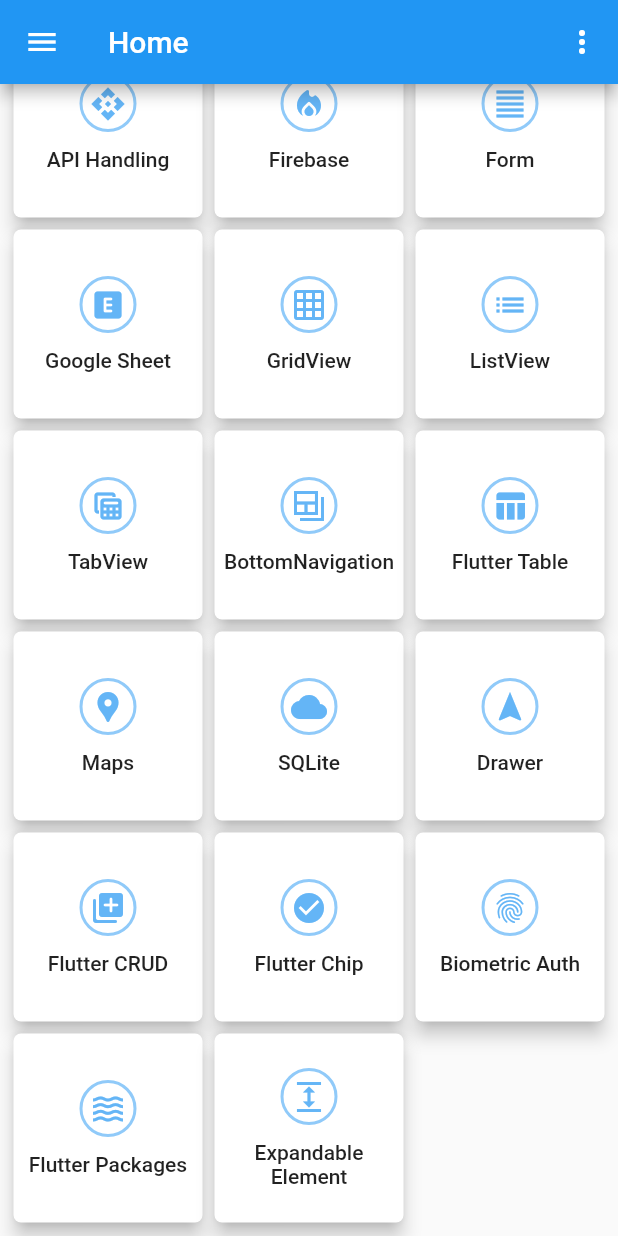
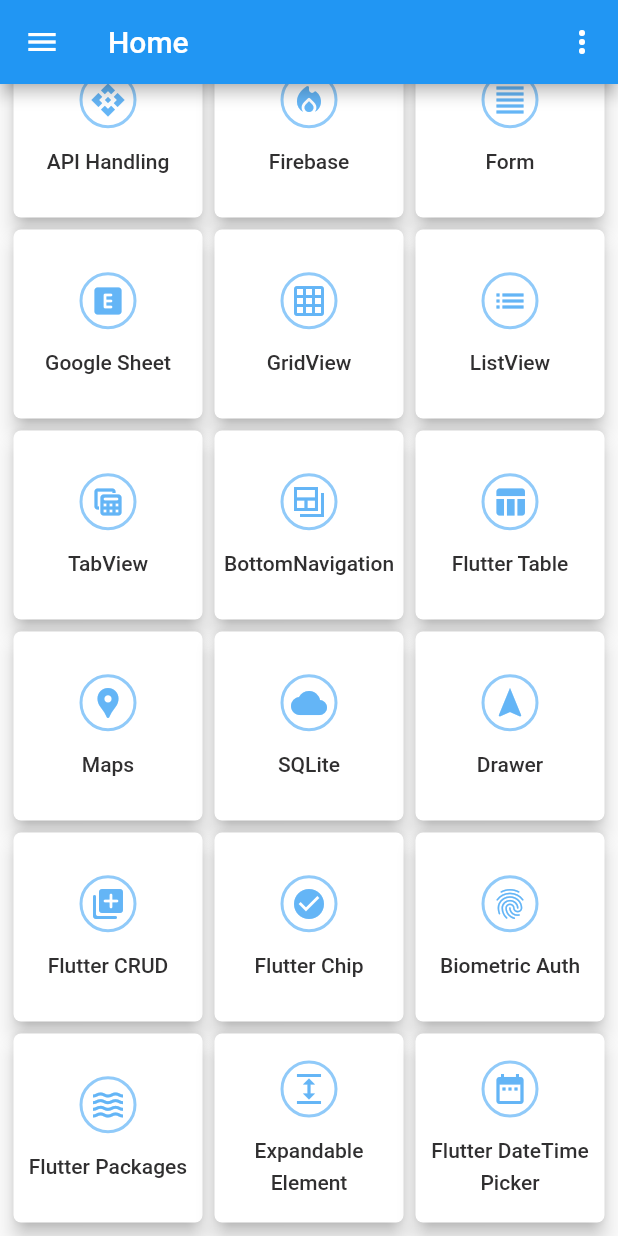
Before and after one commit to ruhulmath08/flutter_a2z, a Flutter app: the HomeScreen screen opened by its route, scrolled down 314 dp, on a phone screen of 412 x 824 dp. Run offline on Flutter 3.47's test engine with Material 2 defaults, Android fonts, the phone set to English and light mode, and no system bars; our stand-ins replace flutter_speed_dial, local_auth, toast; missing offline and left inert: flutter_reaction_button, flutter_syntax_view, giffy_dialog, rotated_corner_decoration.

Commit message:
add flutter date_time_picker

```diff
--- a/lib/models/home_card_item.dart
+++ b/lib/models/home_card_item.dart
@@ -129,6 +129,11 @@
         EXPANDABLE_ELEMENT_SCREEN_TITLE,
         Icons.expand,
       ),
+      HomeCardItem(
+        24,
+        FLUTTER_DATETIME_PICKER_SCREEN_TITLE,
+        Icons.date_range,
+      ),
     ];
   }
 }
--- a/lib/routing/router.dart
+++ b/lib/routing/router.dart
@@ -27,6 +27,11 @@
 import 'package:flutter_a2z/screens/flutter_widgets/cards/card_with_top_circle/card_with_top_circle.dart';
 import 'package:flutter_a2z/screens/flutter_widgets/cards/flutter_card.dart';
 import 'package:flutter_a2z/screens/flutter_widgets/cards/flutter_flip_card/flutter_flip_card.dart';
+import 'package:flutter_a2z/screens/flutter_widgets/datetime_picker/date_picker/date_picker.dart';
+import 'package:flutter_a2z/screens/flutter_widgets/datetime_picker/date_range_picker/date_range_picker.dart';
+import 'package:flutter_a2z/screens/flutter_widgets/datetime_picker/date_time_picker/date_time_picker.dart';
+import 'package:flutter_a2z/screens/flutter_widgets/datetime_picker/flutter_date_time_picker.dart';
+import 'package:flutter_a2z/screens/flutter_widgets/datetime_picker/time_picker/time_picker.dart';
 import 'package:flutter_a2z/screens/flutter_widgets/expandable_element/expandable_element.dart';
 import 'package:flutter_a2z/screens/flutter_widgets/expandable_element/expansion_tile/expansion_tile.dart';
 import 'package:flutter_a2z/screens/flutter_widgets/flutter_chip_all/flutter_chip_all.dart';
@@ -364,7 +369,7 @@
     /*----------------------------------- ExpandableElement : End ----------------------------------*/
 
     /*----------------------------------- FlutterTable : Start ----------------------------------*/
-  //FlutterTable
+    //FlutterTable
     case FLUTTER_TABLE_SCREEN_ROUTE:
       return MaterialPageRoute(
         builder: (context) => const FlutterTable(
@@ -372,7 +377,7 @@
         ),
       );
 
-  //FlutterDataTable'
+    //FlutterDataTable'
     case FLUTTER_DATA_TABLE_SCREEN_ROUTE:
       return MaterialPageRoute(
         builder: (context) => const MyDataTable(
@@ -380,14 +385,57 @@
         ),
       );
 
-  //TableWithPagination
+    //TableWithPagination
     case TABLE_WITH_PAGINATION_SCREEN_ROUTE:
       return MaterialPageRoute(
         builder: (context) => const TableWithPagination(
           title: TABLE_WITH_PAGINATION_SCREEN_TITLE,
         ),
       );
-   /*------------------------------------ FlutterTable : End -----------------------------------*/
+    /*------------------------------------ FlutterTable : End -----------------------------------*/
+
+    /*----------------------------------- DateTimePicker : Start ----------------------------------*/
+    //flutterDateTime picker
+    case FLUTTER_DATETIME_PICKER_SCREEN_ROUTE:
+      return MaterialPageRoute(
+        builder: (context) => const FlutterDateTimePicker(
+          title: FLUTTER_DATETIME_PICKER_SCREEN_TITLE,
+        ),
+      );
+
+    //datePicker
+    case MY_DATE_PICKER_SCREEN_ROUTE:
+      return MaterialPageRoute(
+        builder: (context) => const MyDatePicker(
+          title: MY_DATE_PICKER_SCREEN_TITLE,
+        ),
+      );
+
+    //timePicker
+    case MY_TIME_PICKER_SCREEN_ROUTE:
+      return MaterialPageRoute(
+        builder: (context) => const MyTimePicker(
+          title: MY_TIME_PICKER_SCREEN_TITLE,
+        ),
+      );
+
+    //dateTimePicker
+    case DATETIME_PICKER_SCREEN_ROUTE:
+      return MaterialPageRoute(
+        builder: (context) => const MyDateTimePicker(
+          title: DATETIME_PICKER_SCREEN_TITLE,
+        ),
+      );
+
+    //dateRangePicker
+    case DATE_RANGE_PICKER_SCREEN_ROUTE:
+      return MaterialPageRoute(
+        builder: (context) => const MyDateRangePicker(
+          title: DATE_RANGE_PICKER_SCREEN_TITLE,
+        ),
+      );
+    /*------------------------------------ DateTimePicker : End -----------------------------------*/
+
     default:
       return null;
       break;
--- a/lib/routing/routing_constants.dart
+++ b/lib/routing/routing_constants.dart
@@ -195,3 +195,25 @@
 const String TABLE_WITH_PAGINATION_SCREEN_ROUTE = '/table_with_pagination';
 const String TABLE_WITH_PAGINATION_SCREEN_TITLE = 'Table With Pagination';
 /*------------------------------------ FlutterTable : End -----------------------------------*/
+
+/*----------------------------------- DateTimePicker : Start ----------------------------------*/
+//myDateTime picker
+const String FLUTTER_DATETIME_PICKER_SCREEN_ROUTE = '/flutter_datetime_picker';
+const String FLUTTER_DATETIME_PICKER_SCREEN_TITLE = 'Flutter DateTime Picker';
+
+//datePicker
+const String MY_DATE_PICKER_SCREEN_ROUTE = '/my_datetime_picker';
+const String MY_DATE_PICKER_SCREEN_TITLE = 'DateTime Picker';
+
+//timePicker
+const String MY_TIME_PICKER_SCREEN_ROUTE = '/my_time_picker';
+const String MY_TIME_PICKER_SCREEN_TITLE = 'Time Picker';
+
+//dateTimePicker
+const String DATETIME_PICKER_SCREEN_ROUTE = '/datetime_picker';
+const String DATETIME_PICKER_SCREEN_TITLE = 'DateTime Picker';
+
+//dateRangePicker
+const String DATE_RANGE_PICKER_SCREEN_ROUTE = '/date_range_picker';
+const String DATE_RANGE_PICKER_SCREEN_TITLE = 'DateRange Picker';
+/*------------------------------------ DateTimePicker : End -----------------------------------*/
--- /dev/null
+++ b/lib/screens/flutter_widgets/datetime_picker/flutter_date_time_picker.dart
@@ -0,0 +1,54 @@
+import 'package:flutter/material.dart';
+import 'package:flutter_a2z/constants/constants.dart';
+import 'package:flutter_a2z/routing/routing_constants.dart';
+import 'package:intl/intl.dart';
+
+class FlutterDateTimePicker extends StatefulWidget {
+  final String title;
+
+  const FlutterDateTimePicker({Key key, this.title}) : super(key: key);
+
+  @override
+  _FlutterDateTimePickerState createState() => _FlutterDateTimePickerState();
+}
+
+class _FlutterDateTimePickerState extends State<FlutterDateTimePicker> {
+  @override
+  Widget build(BuildContext context) {
+    return Scaffold(
+      appBar: AppBar(
+        title: Text(widget.title),
+      ),
+      body: ListView(
+        shrinkWrap: true,
+        padding: const EdgeInsets.all(Constants.PAGE_DEFAULT_PADDING),
+        children: [
+          ElevatedButton(
+            onPressed: () {
+              Navigator.pushNamed(context, MY_DATE_PICKER_SCREEN_ROUTE);
+            },
+            child: const Text(MY_DATE_PICKER_SCREEN_TITLE),
+          ),
+          ElevatedButton(
+            onPressed: () {
+              Navigator.pushNamed(context, MY_TIME_PICKER_SCREEN_ROUTE);
+            },
+            child: const Text(MY_TIME_PICKER_SCREEN_TITLE),
+          ),
+          ElevatedButton(
+            onPressed: () {
+              Navigator.pushNamed(context, DATETIME_PICKER_SCREEN_ROUTE);
+            },
+            child: const Text(DATETIME_PICKER_SCREEN_TITLE),
+          ),
+          ElevatedButton(
+            onPressed: () {
+              Navigator.pushNamed(context, DATE_RANGE_PICKER_SCREEN_ROUTE);
+            },
+            child: const Text(DATE_RANGE_PICKER_SCREEN_TITLE),
+          ),
+        ],
+      ),
+    );
+  }
+}
--- a/lib/screens/home/home_screen.dart
+++ b/lib/screens/home/home_screen.dart
@@ -145,6 +145,10 @@
         case FLUTTER_TABLE_SCREEN_TITLE:
         Navigator.pushNamed(context, FLUTTER_TABLE_SCREEN_ROUTE);
         break;
+
+      case FLUTTER_DATETIME_PICKER_SCREEN_TITLE:
+        Navigator.pushNamed(context, FLUTTER_DATETIME_PICKER_SCREEN_ROUTE);
+        break;
     }
   }
 }
```
Also changed, not shown: lib/main.dart (+10 -10 lines), lib/screens/flutter_widgets/datetime_picker/date_picker/date_picker.dart (added, +72 -0 lines), lib/screens/flutter_widgets/datetime_picker/date_range_picker/date_range_picker.dart (added, +113 -0 lines), lib/screens/flutter_widgets/datetime_picker/date_time_picker.dart (deleted, +0 -22 lines), lib/screens/flutter_widgets/datetime_picker/date_time_picker/date_time_picker.dart (added, +100 -0 lines), lib/screens/flutter_widgets/datetime_picker/time_picker/time_picker.dart (added, +74 -0 lines).
